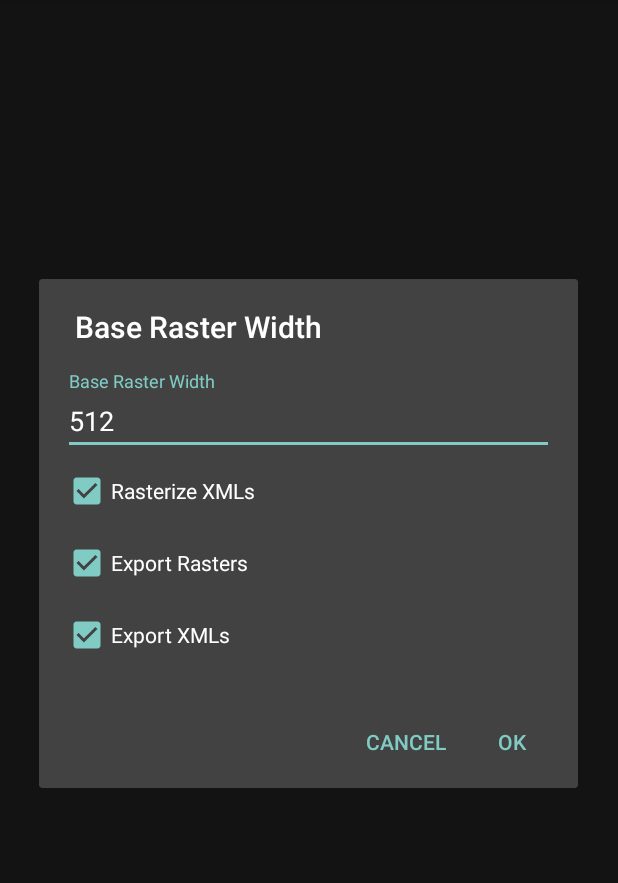
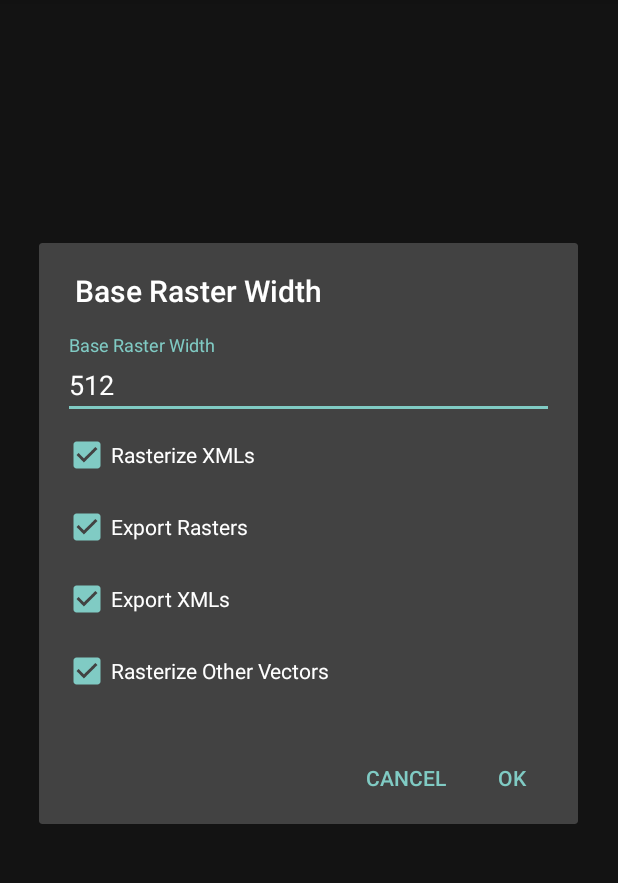
Before and after one commit to zacharee/SPRViewer, an Android app: the DrawableListActivity screen opened directly, with no data from a screen before it, after a tap on "SAVE ALL", on a phone screen of 412 x 824 dp, the part 84-967 px from its top. Run offline under Robolectric (Android 15) with nearby library versions, the phone set to English and light mode, and no system bars; our stand-ins replace Picasso; libraries missing offline, so code that uses them is left out: ar.com.hjg, com.hmomeni.progresscircula, net.dongliu.apk; plain views replace ProgressCircula; pictures from the network do not load; 2 statements that could not run were skipped.

Commit message:
Add option to avoid rasterizing other vectors

```diff
--- a/app/src/main/java/tk/zwander/sprviewer/ui/activities/DrawableListActivity.kt
+++ b/app/src/main/java/tk/zwander/sprviewer/ui/activities/DrawableListActivity.kt
@@ -87,8 +87,8 @@ class DrawableListActivity : BaseActivity<DrawableListAdapter>(), CoroutineScope
         menuInflater.inflate(R.menu.batch, menu)
 
         menu.findItem(R.id.all).setOnMenuItemClickListener {
-            BaseDimensionInputDialog(this) { dimen, rasterizeXmls, exportRasters, exportXmls ->
-                handleBatchExport(dimen, rasterizeXmls, exportRasters, exportXmls)
+            BaseDimensionInputDialog(this) { dimen, rasterizeXmls, exportRasters, exportXmls, rasterizeOthers ->
+                handleBatchExport(dimen, rasterizeXmls, exportRasters, exportXmls, rasterizeOthers)
             }.show()
 
             true
@@ -101,7 +101,8 @@ class DrawableListActivity : BaseActivity<DrawableListAdapter>(), CoroutineScope
         dimen: Int,
         rasterizeXmls: Boolean,
         exportRasters: Boolean,
-        exportXmls: Boolean
+        exportXmls: Boolean,
+        rasterizeOthers: Boolean
     ) = launch {
         val items = adapter.allItemsCopy
         val dialog = CircularProgressDialog(this@DrawableListActivity, items.size)
@@ -153,7 +154,7 @@ class DrawableListActivity : BaseActivity<DrawableListAdapter>(), CoroutineScope
                 loaded = when {
                     drawableXml == null -> {
                         val rasterize = extensionsToRasterize.contains(ext)
-                        if (rasterize || (!rasterize && exportRasters)) {
+                        if ((rasterize && rasterizeOthers) || (!rasterize && exportRasters)) {
                             try {
                                 withContext(Dispatchers.IO) {
                                     picasso.load(
--- a/app/src/main/java/tk/zwander/sprviewer/views/BaseDimensionInputDialog.kt
+++ b/app/src/main/java/tk/zwander/sprviewer/views/BaseDimensionInputDialog.kt
@@ -8,7 +8,7 @@ import tk.zwander.sprviewer.R
 
 class BaseDimensionInputDialog(
     context: Context,
-    okListener: (dimen: Int, rasterizeXmls: Boolean, exportRasters: Boolean, exportXmls: Boolean) -> Unit
+    okListener: (dimen: Int, rasterizeXmls: Boolean, exportRasters: Boolean, exportXmls: Boolean, rasterizeOthers: Boolean) -> Unit
 ) : AlertDialog.Builder(context) {
     init {
         val view = LayoutInflater.from(context).inflate(R.layout.pixel_input, null)
@@ -20,7 +20,8 @@ class BaseDimensionInputDialog(
                 view.pixel_text.text?.toString()?.toInt() ?: 512,
                 view.rasterize_xmls.isChecked,
                 view.export_rasters.isChecked,
-                view.export_xmls.isChecked
+                view.export_xmls.isChecked,
+                view.rasterize_others.isChecked
             )
         }
 
--- a/app/src/main/res/layout/pixel_input.xml
+++ b/app/src/main/res/layout/pixel_input.xml
@@ -45,4 +45,12 @@
         android:text="@string/export_xmls"
         />
 
+    <CheckBox
+        android:id="@+id/rasterize_others"
+        android:layout_width="match_parent"
+        android:layout_height="?android:listPreferredItemHeightSmall"
+        android:checked="true"
+        android:text="@string/rasterize_other_vectors"
+        />
+
 </LinearLayout>
--- a/app/src/main/res/values/strings.xml
+++ b/app/src/main/res/values/strings.xml
@@ -11,6 +11,7 @@
     <string name="rasterize_xmls">Rasterize XMLs</string>
     <string name="export_rasters">Export Rasters</string>
     <string name="export_xmls">Export XMLs</string>
+    <string name="rasterize_other_vectors">Rasterize Other Vectors</string>
 
     <string name="load_image_error">Unable to load image</string>
     <string name="enter_dimensions">Enter export dimensions</string>
```
